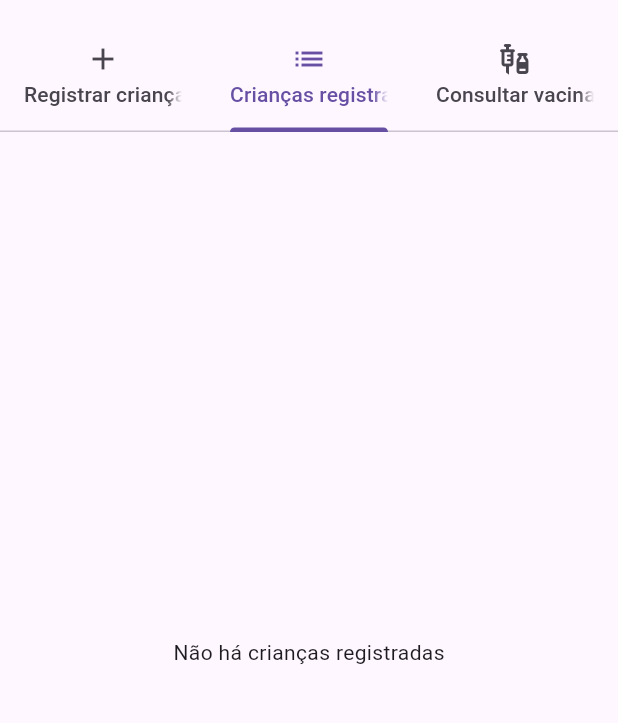
After one commit to cassiab13/calendario_vacinacao, a Flutter app: the MainPage screen opened by its route, tab 2 chosen, on a phone screen of 412 x 824 dp, the part 63-786 px from its top. The commit adds this screen. Run offline on Flutter 3.47's test engine with Material 3 defaults, Android fonts, the phone set to English and light mode, and no system bars.

Commit message:
feat: Registered_child_page - Desenvolvimento da lista de crianças registradas

```diff
--- a/lib/forms/child_registration_form.dart
+++ b/lib/forms/child_registration_form.dart
@@ -3,7 +3,8 @@ import 'package:flutter/material.dart';
 import 'package:intl/intl.dart';
 
 class ChildRegistrationForm extends StatefulWidget {
-  const ChildRegistrationForm({super.key});
+  final Function(Child) registerChild;
+  const ChildRegistrationForm({super.key, required this.registerChild});
 
   @override
   State<StatefulWidget> createState() => _ChildRegistrationFormState();
@@ -118,6 +119,7 @@ class _ChildRegistrationFormState extends State<ChildRegistrationForm> {
                     gender: gender,
                     birthDate: birthDate,
                     vaccines: []);
+                widget.registerChild(child);
               }
             },
             child: const Text('Salvar'),
--- a/lib/models/vaccine.dart
+++ b/lib/models/vaccine.dart
@@ -2,8 +2,7 @@ class Vaccine {
   final int? id;
   final String? name;
   final String? description;
-  final int monthsOrAge;
-  final int childId;
+  final int months;
 
-  Vaccine({ this.id, required this.name, required this.description, required this.monthsOrAge, required this.childId});
+  Vaccine({ this.id, required this.name, required this.description, required this.months});
 }
--- a/lib/pages/main_page.dart
+++ b/lib/pages/main_page.dart
@@ -1,4 +1,6 @@
 import 'package:calendario_vacinacao/forms/child_registration_form.dart';
+import 'package:calendario_vacinacao/models/child.dart';
+import 'package:calendario_vacinacao/pages/registered_child_page.dart';
 import 'package:calendario_vacinacao/pages/vaccine_page.dart';
 import 'package:flutter/material.dart';
 
@@ -11,11 +13,18 @@ class MainPage extends StatefulWidget {
 
 class _TabBarState extends State<MainPage> with TickerProviderStateMixin {
   late final TabController _tabController;
+  final List<Child> _registeredChild = [];
+
+  void _addChild(Child child){
+    setState(() {
+      _registeredChild.add(child);
+    });
+  }
 
   @override
   void initState() {
     super.initState();
-    _tabController = TabController(length: 2, vsync: this);
+    _tabController = TabController(length: 3, vsync: this);
   }
 
   @override
@@ -34,6 +43,8 @@ class _TabBarState extends State<MainPage> with TickerProviderStateMixin {
           tabs: const <Widget>[
             Tab(icon: Icon(Icons.add),
             text: 'Registrar criança'),
+            Tab(icon: Icon(Icons.list),
+            text: 'Crianças registradas'),
             Tab(icon: Icon(Icons.vaccines),
             text: 'Consultar vacinas'),
           ],
@@ -42,8 +53,9 @@ class _TabBarState extends State<MainPage> with TickerProviderStateMixin {
       body: TabBarView(
         controller: _tabController,
         children: [
-          const ChildRegistrationForm(),
-          VaccinePage()
+          ChildRegistrationForm(registerChild: _addChild),
+          RegisteredChildPage(registeredChild: _registeredChild),
+          const VaccinePage()
                 ],
       ),
     );
--- /dev/null
+++ b/lib/pages/registered_child_page.dart
@@ -0,0 +1,24 @@
+import 'package:calendario_vacinacao/models/child.dart';
+import 'package:flutter/material.dart';
+
+class RegisteredChildPage extends StatelessWidget {
+  final List<Child> registeredChild;
+
+  const RegisteredChildPage({super.key, required this.registeredChild});
+
+  @override
+  Widget build(BuildContext context) {
+    return registeredChild.isEmpty
+        ? const Center(child: Text("Não há crianças registradas"))
+        : ListView.builder(
+            itemCount: registeredChild.length,
+            itemBuilder: (context, index) {
+              final child = registeredChild[index];
+              return ListTile(
+                title: Text(child.name),
+                subtitle: Text(child.gender),
+
+              );
+            });
+  }
+}
```
Also changed, not shown: lib/pages/vaccine_page.dart (+71 -6 lines).
